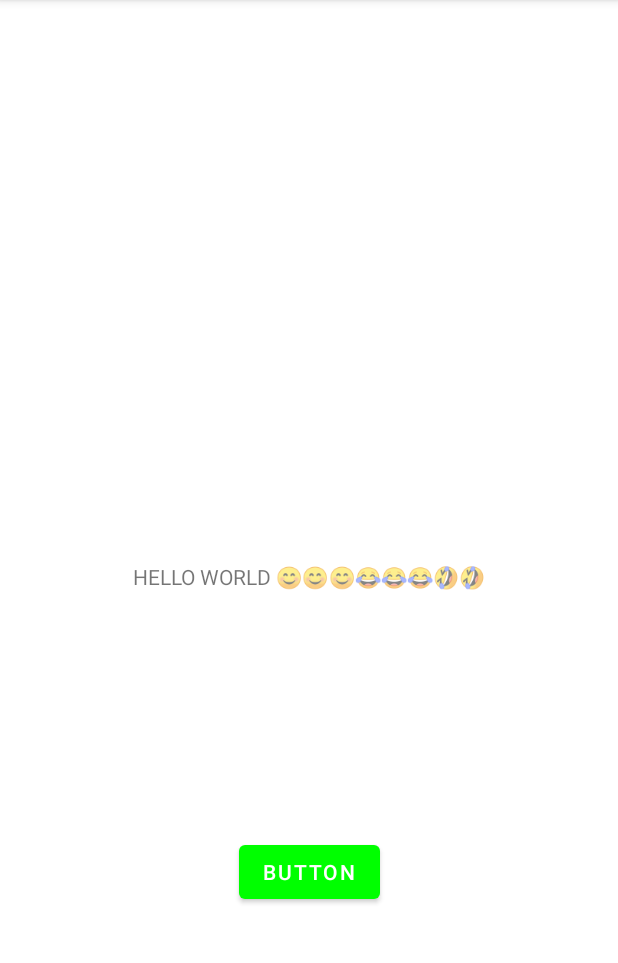
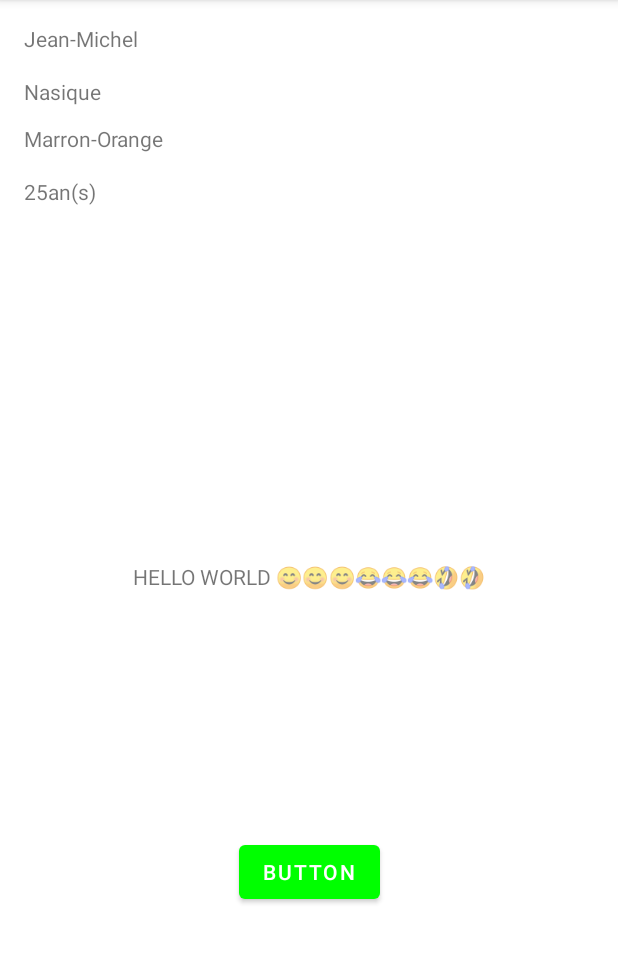
Before and after one commit to 0fc-tech/ad2wm006, an Android app: the screen it shows after launch (MainActivity), on a phone screen of 412 x 824 dp, the part 84-1047 px from its top. Run offline under Robolectric (Android 15) with nearby library versions, the phone set to English and light mode, and no system bars; our stand-ins replace data binding.

Commit message:
correction databinding

```diff
--- a/app/src/main/res/layout/activity_main.xml
+++ b/app/src/main/res/layout/activity_main.xml
@@ -7,7 +7,7 @@
     tools:context=".MainActivity">
 
     <TextView
-        android:id="@+id/textView2"
+        android:id="@+id/textViewNomSinge"
         android:layout_width="wrap_content"
         android:layout_height="wrap_content"
         android:text="Hello World!"
@@ -40,13 +40,13 @@
         app:layout_constraintBottom_toBottomOf="parent"
         app:layout_constraintEnd_toEndOf="parent"
         app:layout_constraintStart_toStartOf="parent"
-        app:layout_constraintTop_toBottomOf="@+id/textView2" />
+        app:layout_constraintTop_toBottomOf="@+id/textViewNomSinge" />
 
     <ImageView
         android:id="@+id/imageView"
         android:layout_width="wrap_content"
         android:layout_height="wrap_content"
-        app:layout_constraintBottom_toTopOf="@+id/textView2"
+        app:layout_constraintBottom_toTopOf="@+id/textViewNomSinge"
         app:layout_constraintEnd_toEndOf="parent"
         app:layout_constraintStart_toStartOf="parent"
         app:layout_constraintTop_toBottomOf="@+id/textView"
--- a/cadox/build.gradle
+++ b/cadox/build.gradle
@@ -30,6 +30,9 @@ android {
     kotlinOptions {
         jvmTarget = '1.8'
     }
+    buildFeatures{
+        dataBinding true
+    }
 }
 
 dependencies {
--- a/mod4findviewdatabinding/src/main/java/com/example/mod4findviewdatabinding/MainActivity.kt
+++ b/mod4findviewdatabinding/src/main/java/com/example/mod4findviewdatabinding/MainActivity.kt
@@ -5,20 +5,26 @@ import androidx.appcompat.app.AppCompatActivity
 import android.os.Bundle
 import android.widget.TextView
 import android.widget.Button
+import androidx.databinding.DataBindingUtil
+import com.example.mod4findviewdatabinding.databinding.ActivityMainBinding
 import com.google.android.material.snackbar.Snackbar
 
 class MainActivity : AppCompatActivity() {
+    lateinit var amb : ActivityMainBinding
+
     override fun onCreate(savedInstanceState: Bundle?) {
         super.onCreate(savedInstanceState)
         //Affiche l'interface graphique layout activity_main.xml
-        setContentView(R.layout.activity_main)
+        amb = DataBindingUtil.setContentView(this,R.layout.activity_main)
 
-        val textView = findViewById<TextView>(R.id.textView)
-        val button = findViewById<Button>(R.id.button)
-        textView.text = "HELLO WORLD 😊😊😊😂😂😂🤣🤣"
-        button.setBackgroundColor(Color.GREEN)
-        //
-        button.setOnClickListener {
+        val nasique = Singe("Nasique", "Jean-Michel",25,"Marron-Orange")
+        amb.singe = nasique
+        //val textView = findViewById<TextView>(R.id.textView)
+        //val button = findViewById<Button>(R.id.button)
+        amb.textViewHelloWorld.text = "HELLO WORLD 😊😊😊😂😂😂🤣🤣"
+        amb.button.setBackgroundColor(Color.GREEN)
+
+        amb.button.setOnClickListener {
             Snackbar.make(it,
                 "Hello vous avez push un bouton :D :D :D",
                 1000).show()
--- /dev/null
+++ b/mod4findviewdatabinding/src/main/java/com/example/mod4findviewdatabinding/Singe.kt
@@ -0,0 +1,8 @@
+package com.example.mod4findviewdatabinding
+
+data class Singe(
+    val race : String,
+    val nom: String,
+    val age:Int,
+    val couleur: String
+)
--- a/mod4findviewdatabinding/src/main/res/layout/activity_main.xml
+++ b/mod4findviewdatabinding/src/main/res/layout/activity_main.xml
@@ -1,13 +1,21 @@
 <?xml version="1.0" encoding="utf-8"?>
-<androidx.constraintlayout.widget.ConstraintLayout xmlns:android="http://schemas.android.com/apk/res/android"
+<layout xmlns:android="http://schemas.android.com/apk/res/android"
     xmlns:app="http://schemas.android.com/apk/res-auto"
-    xmlns:tools="http://schemas.android.com/tools"
+    xmlns:tools="http://schemas.android.com/tools">
+
+    <data>
+        <variable
+            name="singe"
+            type="com.example.mod4findviewdatabinding.Singe" />
+    </data>
+
+    <androidx.constraintlayout.widget.ConstraintLayout
         android:layout_width="match_parent"
         android:layout_height="match_parent"
         tools:context=".MainActivity">
 
         <TextView
-        android:id="@+id/textView"
+            android:id="@+id/textViewHelloWorld"
             android:layout_width="wrap_content"
             android:layout_height="wrap_content"
             android:text="Hello World!"
@@ -24,6 +32,47 @@
             app:layout_constraintBottom_toBottomOf="parent"
             app:layout_constraintEnd_toEndOf="parent"
             app:layout_constraintStart_toStartOf="parent"
-        app:layout_constraintTop_toBottomOf="@+id/textView" />
+            app:layout_constraintTop_toBottomOf="@+id/textViewHelloWorld" />
+
+        <TextView
+            android:id="@+id/textViewNomSinge"
+            android:layout_width="wrap_content"
+            android:layout_height="wrap_content"
+            android:layout_marginStart="16dp"
+            android:layout_marginTop="16dp"
+            android:text="@{singe.nom}"
+            app:layout_constraintStart_toStartOf="parent"
+            app:layout_constraintTop_toTopOf="parent" />
+
+        <TextView
+            android:id="@+id/textViewRace"
+            android:layout_width="wrap_content"
+            android:layout_height="wrap_content"
+            android:layout_marginStart="16dp"
+            android:layout_marginTop="16dp"
+            android:text="@{singe.race}"
+            app:layout_constraintStart_toStartOf="parent"
+            app:layout_constraintTop_toBottomOf="@+id/textViewNomSinge" />
+
+        <TextView
+            android:id="@+id/textViewCouleur"
+            android:layout_width="wrap_content"
+            android:layout_height="wrap_content"
+            android:layout_marginStart="16dp"
+            android:layout_marginTop="12dp"
+            android:text="@{singe.couleur}"
+            app:layout_constraintStart_toStartOf="parent"
+            app:layout_constraintTop_toBottomOf="@+id/textViewRace" />
+        <!-- Pour affiche les backtick : ` on utilise alt gr + 7 -->
+        <TextView
+            android:id="@+id/textViewAge"
+            android:layout_width="wrap_content"
+            android:layout_height="wrap_content"
+            android:layout_marginStart="16dp"
+            android:layout_marginTop="16dp"
+            android:text="@{String.valueOf(singe.age) + `an(s)`}"
+            app:layout_constraintStart_toStartOf="parent"
+            app:layout_constraintTop_toBottomOf="@+id/textViewCouleur" />
 
     </androidx.constraintlayout.widget.ConstraintLayout>
+</layout>
```
Also changed, not shown: cadox/src/main/java/com/example/cadox/ArticleViewActivity.kt (+19 -21 lines), cadox/src/main/res/layout/activity_article_view.xml (+18 -7 lines). Lines whose indentation alone changed are shown as unchanged.
